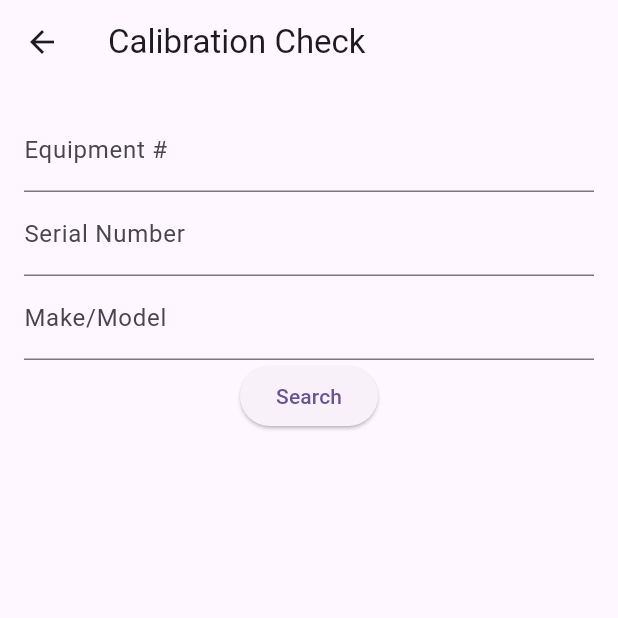
After one commit to Aakash1417/app-Taifa, a Flutter app: the CalibratorPage screen opened directly, after a tap on "Search", on a phone screen of 412 x 824 dp, the top half of it. The commit adds this screen. Run offline on Flutter 3.47's test engine with Material 3 defaults, Android fonts, the light colour scheme and no system bars; our stand-ins replace cloud_firestore, firebase_auth, firebase_core, flutter_dotenv, geolocator, google_maps_flutter and 1 more; missing offline and left inert: fuzzy, gsheets; accounts and stored records are empty.

```diff
--- /dev/null
+++ b/app_taifa_flutter/l10n.yaml
@@ -0,0 +1,3 @@
+arb-dir: lib/src/localization
+template-arb-file: app_en.arb
+output-localization-file: app_localizations.dart
--- a/app_taifa_flutter/lib/api/sheets/equipmentSheets.dart
+++ b/app_taifa_flutter/lib/api/sheets/equipmentSheets.dart
@@ -21,7 +21,8 @@ class EquipmentSheetsApi {
 
   static Future init() async {
     final spreadsheet = await _gsheets.spreadsheet(_spreadSheetId!);
-    _equipmentSheet = await _getWorkSheet(spreadsheet, title: 'Sheet1');
+    _equipmentSheet =
+        await _getWorkSheet(spreadsheet, title: 'Latest Equipment List');
     get_data();
   }
 
@@ -34,6 +35,11 @@ class EquipmentSheetsApi {
     }
   }
 
+  static Future<List<List<Cell>>?> fetchAllRows() async {
+    List<List<Cell>>? allRows = await _equipmentSheet?.cells.allRows();
+    return allRows;
+  }
+
   static Future<void> get_data() async {
     final json = _equipmentSheet!.values.row(2);
     json.then((value) {
--- /dev/null
+++ b/app_taifa_flutter/lib/src/localization/app_en.arb
@@ -0,0 +1,6 @@
+{
+  "appTitle": "app_taifa_flutter",
+  "@appTitle": {
+    "description": "The title of the application"
+  }
+}
--- /dev/null
+++ b/app_taifa_flutter/lib/views/equipment_view.dart
@@ -0,0 +1,89 @@
+import 'package:flutter/material.dart';
+
+import '../api/sheets/equipmentSheets.dart';
+
+class CalibratorPage extends StatefulWidget {
+  const CalibratorPage({Key? key}) : super(key: key);
+
+  @override
+  _CalibratorPageState createState() => _CalibratorPageState();
+}
+
+class _CalibratorPageState extends State<CalibratorPage> {
+  final TextEditingController _input1Controller = TextEditingController();
+  final TextEditingController _input2Controller = TextEditingController();
+  final TextEditingController _input3Controller = TextEditingController();
+  List<Map<String, String>> _results = [];
+
+  void fetchData(
+      String serialNumber, String make, String equipmentNumber) async {
+    var allRows = await EquipmentSheetsApi.fetchAllRows();
+    var data;
+    print(allRows?[4]);
+  }
+
+  void _showDetails(String detail) {
+    showDialog(
+      context: context,
+      builder: (BuildContext context) {
+        return AlertDialog(
+          title: const Text('Details'),
+          content: Text(detail),
+          actions: <Widget>[
+            TextButton(
+              child: const Text('Close'),
+              onPressed: () {
+                Navigator.of(context).pop();
+              },
+            ),
+          ],
+        );
+      },
+    );
+  }
+
+  @override
+  Widget build(BuildContext context) {
+    return Scaffold(
+      appBar: AppBar(
+        title: const Text('Calibration Check'),
+      ),
+      body: Padding(
+        padding: const EdgeInsets.all(16.0),
+        child: Column(
+          children: <Widget>[
+            TextField(
+              controller: _input1Controller,
+              decoration: const InputDecoration(labelText: 'Equipment #'),
+            ),
+            TextField(
+              controller: _input2Controller,
+              decoration: const InputDecoration(labelText: 'Serial Number'),
+            ),
+            TextField(
+              controller: _input3Controller,
+              decoration: const InputDecoration(labelText: 'Make/Model'),
+            ),
+            ElevatedButton(
+              onPressed: () => {fetchData('', '', 'EQ103')},
+              child: const Text('Search'),
+            ),
+            Expanded(
+              child: ListView.builder(
+                itemCount: _results.length,
+                itemBuilder: (context, index) {
+                  final result = _results[index];
+                  return ListTile(
+                    title:
+                        Text('${result['name']} (${result['age']} years old)'),
+                    onTap: () => _showDetails(result['detail']!),
+                  );
+                },
+              ),
+            ),
+          ],
+        ),
+      ),
+    );
+  }
+}
```
Also changed, not shown: app_taifa_flutter/lib/views/home_page.dart (+23 -19 lines), app_taifa_flutter/pubspec.yaml (+10 -66 lines), app_taifa_flutter/assets/images/feedbackIcon.png (added), app_taifa_flutter/pubspec.lock, 15 other files.
